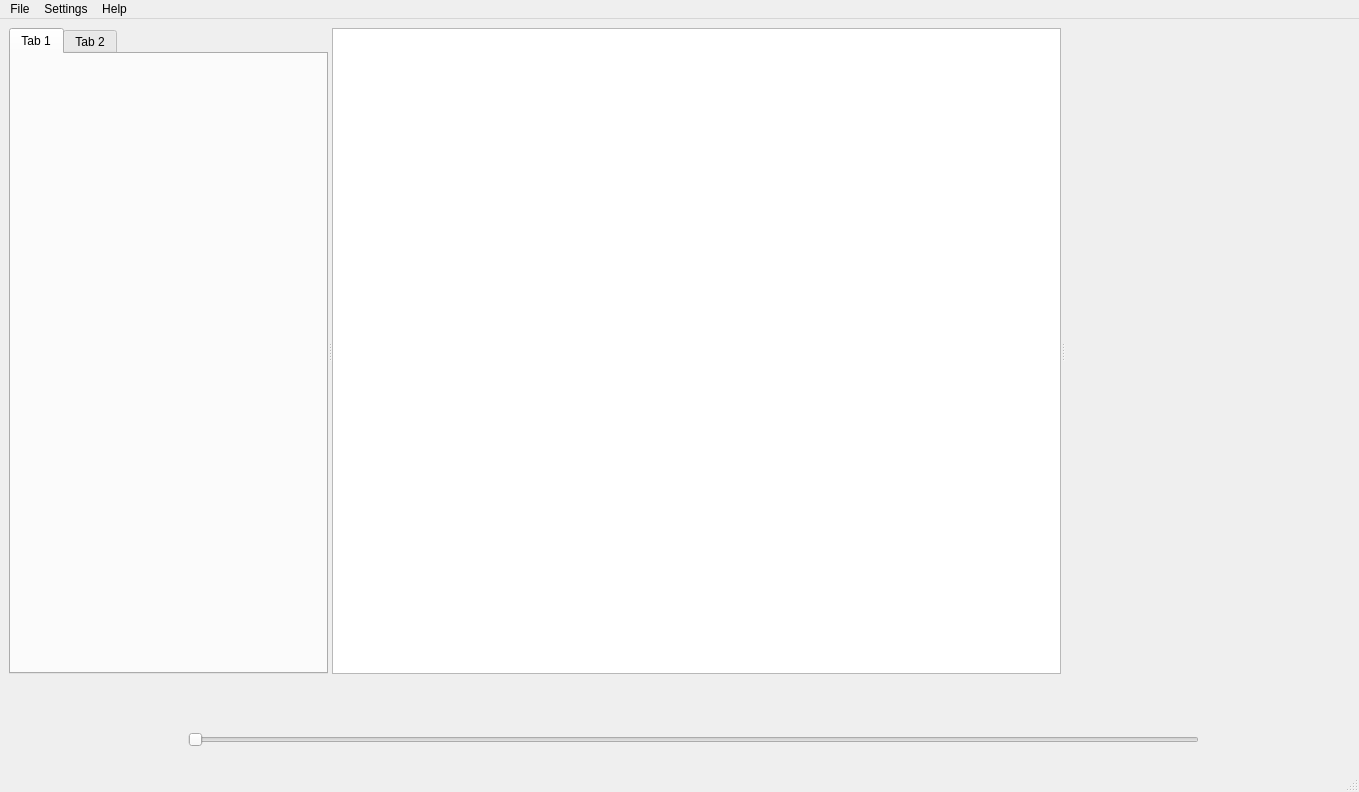
Before: the Qt Designer form mainwindow.ui in Kevonosdiaz/audio-player, drawn with Qt 5.
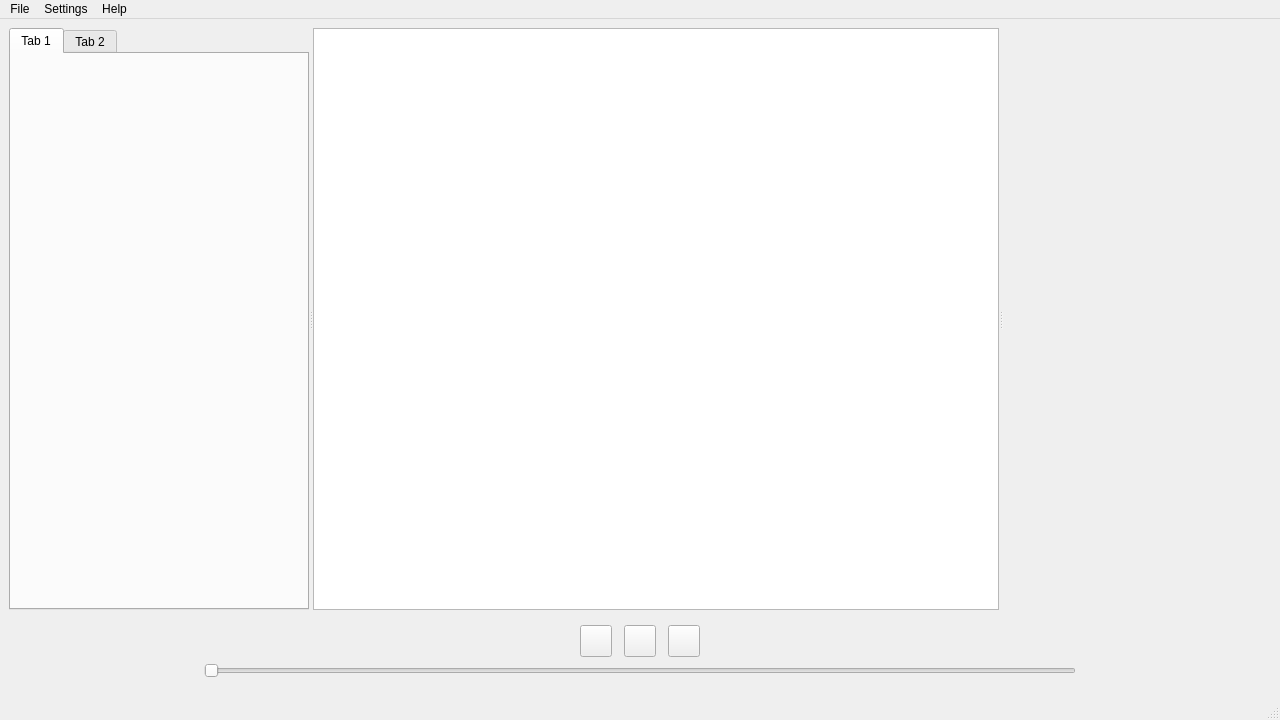
After: the same form once the commit is applied. Icons and pictures are not drawn.

Commit message: ui: setup basic playback buttons

```diff
--- a/mainwindow.ui
+++ b/mainwindow.ui
@@ -6,8 +6,8 @@
    <rect>
     <x>0</x>
     <y>0</y>
-    <width>1359</width>
-    <height>792</height>
+    <width>1280</width>
+    <height>720</height>
    </rect>
   </property>
   <property name="windowTitle">
@@ -59,19 +59,170 @@
           <height>24</height>
          </size>
         </property>
-        <widget class="QSlider" name="horizontalSlider">
-         <property name="geometry">
-          <rect>
-           <x>179</x>
-           <y>50</y>
-           <width>1011</width>
-           <height>20</height>
-          </rect>
+        <layout class="QHBoxLayout" name="horizontalLayout" stretch="1,5,1">
+         <property name="leftMargin">
+          <number>20</number>
          </property>
-         <property name="orientation">
-          <enum>Qt::Orientation::Horizontal</enum>
+         <property name="rightMargin">
+          <number>20</number>
          </property>
-        </widget>
+         <item>
+          <layout class="QVBoxLayout" name="PBSectionL"/>
+         </item>
+         <item>
+          <layout class="QVBoxLayout" name="PBSectionC">
+           <item>
+            <layout class="QHBoxLayout" name="MediaControls">
+             <item>
+              <layout class="QHBoxLayout" name="BasicControls">
+               <property name="spacing">
+                <number>12</number>
+               </property>
+               <item>
+                <spacer name="horizontalSpacer">
+                 <property name="orientation">
+                  <enum>Qt::Orientation::Horizontal</enum>
+                 </property>
+                 <property name="sizeHint" stdset="0">
+                  <size>
+                   <width>40</width>
+                   <height>20</height>
+                  </size>
+                 </property>
+                </spacer>
+               </item>
+               <item>
+                <widget class="QPushButton" name="PrevButton">
+                 <property name="sizePolicy">
+                  <sizepolicy hsizetype="Fixed" vsizetype="Fixed">
+                   <horstretch>0</horstretch>
+                   <verstretch>0</verstretch>
+                  </sizepolicy>
+                 </property>
+                 <property name="minimumSize">
+                  <size>
+                   <width>32</width>
+                   <height>32</height>
+                  </size>
+                 </property>
+                 <property name="maximumSize">
+                  <size>
+                   <width>32</width>
+                   <height>32</height>
+                  </size>
+                 </property>
+                 <property name="text">
+                  <string/>
+                 </property>
+                 <property name="icon">
+                  <iconset theme="QIcon::ThemeIcon::MediaSkipBackward"/>
+                 </property>
+                 <property name="iconSize">
+                  <size>
+                   <width>24</width>
+                   <height>24</height>
+                  </size>
+                 </property>
+                </widget>
+               </item>
+               <item>
+                <widget class="QPushButton" name="PlaybackButton">
+                 <property name="sizePolicy">
+                  <sizepolicy hsizetype="Fixed" vsizetype="Fixed">
+                   <horstretch>0</horstretch>
+                   <verstretch>0</verstretch>
+                  </sizepolicy>
+                 </property>
+                 <property name="minimumSize">
+                  <size>
+                   <width>32</width>
+                   <height>32</height>
+                  </size>
+                 </property>
+                 <property name="maximumSize">
+                  <size>
+                   <width>32</width>
+                   <height>32</height>
+                  </size>
+                 </property>
+                 <property name="text">
+                  <string/>
+                 </property>
+                 <property name="icon">
+                  <iconset theme="QIcon::ThemeIcon::MediaPlaybackStart"/>
+                 </property>
+                 <property name="iconSize">
+                  <size>
+                   <width>24</width>
+                   <height>24</height>
+                  </size>
+                 </property>
+                </widget>
+               </item>
+               <item>
+                <widget class="QPushButton" name="NextButton">
+                 <property name="sizePolicy">
+                  <sizepolicy hsizetype="Fixed" vsizetype="Fixed">
+                   <horstretch>0</horstretch>
+                   <verstretch>0</verstretch>
+                  </sizepolicy>
+                 </property>
+                 <property name="minimumSize">
+                  <size>
+                   <width>32</width>
+                   <height>32</height>
+                  </size>
+                 </property>
+                 <property name="maximumSize">
+                  <size>
+                   <width>32</width>
+                   <height>32</height>
+                  </size>
+                 </property>
+                 <property name="text">
+                  <string/>
+                 </property>
+                 <property name="icon">
+                  <iconset theme="QIcon::ThemeIcon::MediaSkipForward"/>
+                 </property>
+                 <property name="iconSize">
+                  <size>
+                   <width>24</width>
+                   <height>24</height>
+                  </size>
+                 </property>
+                </widget>
+               </item>
+               <item>
+                <spacer name="horizontalSpacer_2">
+                 <property name="orientation">
+                  <enum>Qt::Orientation::Horizontal</enum>
+                 </property>
+                 <property name="sizeHint" stdset="0">
+                  <size>
+                   <width>40</width>
+                   <height>20</height>
+                  </size>
+                 </property>
+                </spacer>
+               </item>
+              </layout>
+             </item>
+            </layout>
+           </item>
+           <item>
+            <widget class="QSlider" name="VolumeSlider">
+             <property name="orientation">
+              <enum>Qt::Orientation::Horizontal</enum>
+             </property>
+            </widget>
+           </item>
+          </layout>
+         </item>
+         <item>
+          <layout class="QVBoxLayout" name="PBSectionR"/>
+         </item>
+        </layout>
        </widget>
       </item>
      </layout>
@@ -83,8 +234,8 @@
     <rect>
      <x>0</x>
      <y>0</y>
-     <width>1359</width>
-     <height>22</height>
+     <width>1280</width>
+     <height>21</height>
     </rect>
    </property>
    <widget class="QMenu" name="menuFile">
```
Left out of the diff: 2 changed lines with no effect on the pictures.
